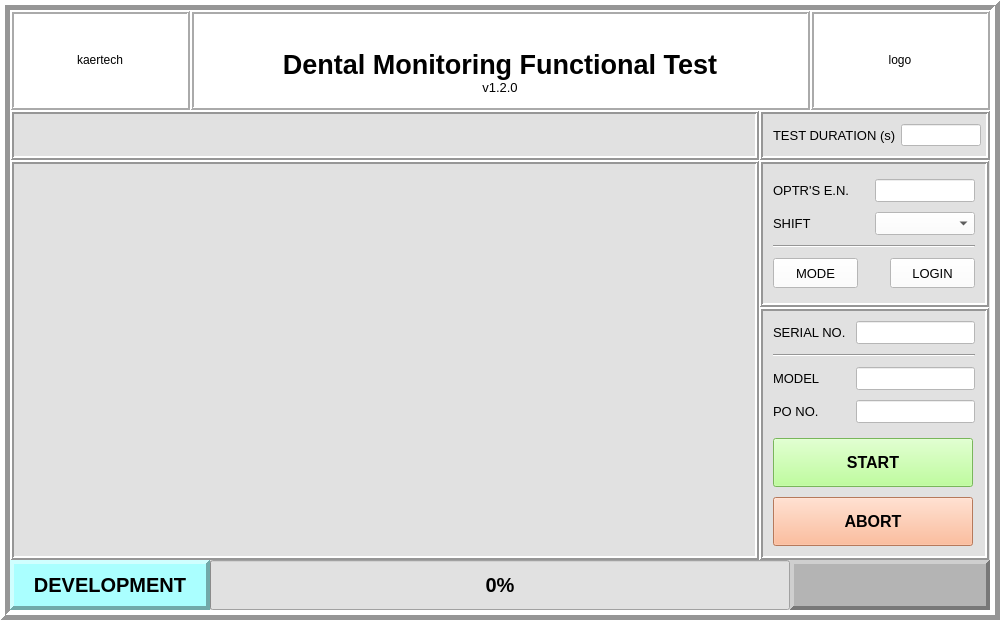
First picture: the form in layout/functional_test.ui, repository kaertech-dev/dentalmonitoring_functional, before the edit.
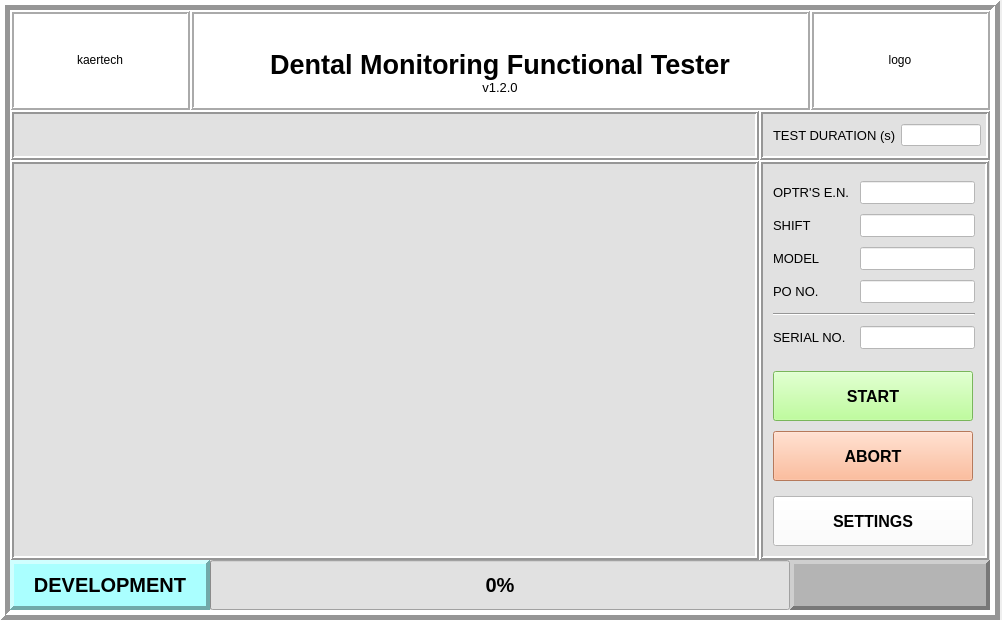
Second picture: the form after the edit.

Commit message: LAN control in Settings; periodic WiFi check

```diff
--- a/layout/functional_test.ui
+++ b/layout/functional_test.ui
@@ -6,7 +6,7 @@
    <rect>
     <x>0</x>
     <y>0</y>
-    <width>1000</width>
+    <width>1002</width>
     <height>620</height>
    </rect>
   </property>
@@ -202,7 +202,7 @@
               <number>0</number>
              </property>
              <property name="text">
-              <string>Dental Monitoring Functional Test</string>
+              <string>Dental Monitoring Functional Tester</string>
              </property>
              <property name="alignment">
               <set>Qt::AlignBottom|Qt::AlignHCenter</set>
@@ -403,252 +403,6 @@
          </property>
         </widget>
        </item>
-       <item row="1" column="1">
-        <widget class="QFrame" name="verticalFrame">
-         <property name="sizePolicy">
-          <sizepolicy hsizetype="Fixed" vsizetype="Maximum">
-           <horstretch>0</horstretch>
-           <verstretch>0</verstretch>
-          </sizepolicy>
-         </property>
-         <property name="maximumSize">
-          <size>
-           <width>230</width>
-           <height>16777215</height>
-          </size>
-         </property>
-         <property name="frameShape">
-          <enum>QFrame::Box</enum>
-         </property>
-         <property name="frameShadow">
-          <enum>QFrame::Raised</enum>
-         </property>
-         <property name="lineWidth">
-          <number>2</number>
-         </property>
-         <layout class="QVBoxLayout" name="verticalLayout_2">
-          <property name="spacing">
-           <number>10</number>
-          </property>
-          <property name="leftMargin">
-           <number>10</number>
-          </property>
-          <property name="topMargin">
-           <number>15</number>
-          </property>
-          <property name="rightMargin">
-           <number>10</number>
-          </property>
-          <property name="bottomMargin">
-           <number>15</number>
-          </property>
-          <item>
-           <layout class="QHBoxLayout" name="horizontalLayout_5">
-            <item>
-             <widget class="QLabel" name="label">
-              <property name="font">
-               <font>
-                <pointsize>10</pointsize>
-                <bold>false</bold>
-               </font>
-              </property>
-              <property name="text">
-               <string>OPTR'S E.N.</string>
-              </property>
-             </widget>
-            </item>
-            <item>
-             <widget class="QLineEdit" name="oprtr_en_input">
-              <property name="sizePolicy">
-               <sizepolicy hsizetype="Minimum" vsizetype="Fixed">
-                <horstretch>0</horstretch>
-                <verstretch>0</verstretch>
-               </sizepolicy>
-              </property>
-              <property name="minimumSize">
-               <size>
-                <width>80</width>
-                <height>0</height>
-               </size>
-              </property>
-              <property name="maximumSize">
-               <size>
-                <width>100</width>
-                <height>16777215</height>
-               </size>
-              </property>
-              <property name="font">
-               <font>
-                <pointsize>10</pointsize>
-               </font>
-              </property>
-              <property name="styleSheet">
-               <string notr="true">background-color: rgb(255, 255, 255);</string>
-              </property>
-             </widget>
-            </item>
-           </layout>
-          </item>
-          <item>
-           <layout class="QHBoxLayout" name="horizontalLayout_6">
-            <item>
-             <widget class="QLabel" name="label_2">
-              <property name="font">
-               <font>
-                <pointsize>10</pointsize>
-                <bold>false</bold>
-               </font>
-              </property>
-              <property name="text">
-               <string>SHIFT</string>
-              </property>
-             </widget>
-            </item>
-            <item>
-             <widget class="QComboBox" name="shift_input">
-              <property name="sizePolicy">
-               <sizepolicy hsizetype="Maximum" vsizetype="Fixed">
-                <horstretch>0</horstretch>
-                <verstretch>0</verstretch>
-               </sizepolicy>
-              </property>
-              <property name="minimumSize">
-               <size>
-                <width>100</width>
-                <height>0</height>
-               </size>
-              </property>
-              <property name="maximumSize">
-               <size>
-                <width>100</width>
-                <height>16777215</height>
-               </size>
-              </property>
-              <property name="font">
-               <font>
-                <pointsize>10</pointsize>
-               </font>
-              </property>
-              <property name="styleSheet">
-               <string notr="true">background-color: rgb(255, 255, 255);</string>
-              </property>
-              <item>
-               <property name="text">
-                <string/>
-               </property>
-              </item>
-              <item>
-               <property name="text">
-                <string>A</string>
-               </property>
-              </item>
-              <item>
-               <property name="text">
-                <string>B</string>
-               </property>
-              </item>
-             </widget>
-            </item>
-           </layout>
-          </item>
-          <item>
-           <widget class="Line" name="line">
-            <property name="orientation">
-             <enum>Qt::Horizontal</enum>
-            </property>
-           </widget>
-          </item>
-          <item>
-           <layout class="QHBoxLayout" name="horizontalLayout_7">
-            <property name="spacing">
-             <number>0</number>
-            </property>
-            <item>
-             <widget class="QPushButton" name="settings_button">
-              <property name="sizePolicy">
-               <sizepolicy hsizetype="Preferred" vsizetype="Fixed">
-                <horstretch>0</horstretch>
-                <verstretch>0</verstretch>
-               </sizepolicy>
-              </property>
-              <property name="minimumSize">
-               <size>
-                <width>85</width>
-                <height>30</height>
-               </size>
-              </property>
-              <property name="maximumSize">
-               <size>
-                <width>90</width>
-                <height>16777215</height>
-               </size>
-              </property>
-              <property name="font">
-               <font>
-                <pointsize>10</pointsize>
-                <bold>false</bold>
-               </font>
-              </property>
-              <property name="styleSheet">
-               <string notr="true">background-color: rgb(255, 255, 255);</string>
-              </property>
-              <property name="text">
-               <string>MODE</string>
-              </property>
-             </widget>
-            </item>
-            <item>
-             <spacer name="horizontalSpacer">
-              <property name="orientation">
-               <enum>Qt::Horizontal</enum>
-              </property>
-              <property name="sizeHint" stdset="0">
-               <size>
-                <width>40</width>
-                <height>20</height>
-               </size>
-              </property>
-             </spacer>
-            </item>
-            <item>
-             <widget class="QPushButton" name="login_button">
-              <property name="sizePolicy">
-               <sizepolicy hsizetype="Preferred" vsizetype="Fixed">
-                <horstretch>0</horstretch>
-                <verstretch>0</verstretch>
-               </sizepolicy>
-              </property>
-              <property name="minimumSize">
-               <size>
-                <width>85</width>
-                <height>30</height>
-               </size>
-              </property>
-              <property name="maximumSize">
-               <size>
-                <width>90</width>
-                <height>16777215</height>
-               </size>
-              </property>
-              <property name="font">
-               <font>
-                <pointsize>10</pointsize>
-                <bold>false</bold>
-               </font>
-              </property>
-              <property name="styleSheet">
-               <string notr="true">background-color: rgb(255, 255, 255);</string>
-              </property>
-              <property name="text">
-               <string>LOGIN</string>
-              </property>
-             </widget>
-            </item>
-           </layout>
-          </item>
-         </layout>
-        </widget>
-       </item>
        <item row="2" column="1">
         <widget class="QFrame" name="verticalFrame">
          <property name="sizePolicy">
@@ -692,7 +446,7 @@
            <number>10</number>
           </property>
           <property name="bottomMargin">
-           <number>10</number>
+           <number>15</number>
           </property>
           <item>
            <layout class="QFormLayout" name="detail_summary">
@@ -718,7 +472,7 @@
              <number>5</number>
             </property>
             <item row="0" column="0">
-             <widget class="QLabel" name="serialno_label">
+             <widget class="QLabel" name="label">
               <property name="font">
                <font>
                 <pointsize>10</pointsize>
@@ -726,21 +480,34 @@
                </font>
               </property>
               <property name="text">
-               <string>SERIAL NO.</string>
+               <string>OPTR'S E.N.</string>
               </property>
              </widget>
             </item>
-            <item row="0" column="1">
-             <widget class="QLineEdit" name="serialno_display">
+            <item row="1" column="0">
+             <widget class="QLabel" name="label_2">
+              <property name="font">
+               <font>
+                <pointsize>10</pointsize>
+                <bold>false</bold>
+               </font>
+              </property>
+              <property name="text">
+               <string>SHIFT</string>
+              </property>
+             </widget>
+            </item>
+            <item row="1" column="1">
+             <widget class="QLineEdit" name="shift_display">
               <property name="sizePolicy">
-               <sizepolicy hsizetype="Maximum" vsizetype="Fixed">
+               <sizepolicy hsizetype="Minimum" vsizetype="Fixed">
                 <horstretch>0</horstretch>
                 <verstretch>0</verstretch>
                </sizepolicy>
               </property>
               <property name="minimumSize">
                <size>
-                <width>100</width>
+                <width>80</width>
                 <height>0</height>
                </size>
               </property>
@@ -753,16 +520,12 @@
               <property name="font">
                <font>
                 <pointsize>10</pointsize>
-                <bold>true</bold>
                </font>
               </property>
-              <property name="acceptDrops">
-               <bool>true</bool>
-              </property>
               <property name="styleSheet">
                <string notr="true">background-color: rgb(255, 255, 255);</string>
               </property>
-              <property name="clearButtonEnabled">
+              <property name="readOnly">
                <bool>true</bool>
               </property>
              </widget>
@@ -780,39 +543,6 @@
               </property>
              </widget>
             </item>
-            <item row="2" column="1">
-             <widget class="QLineEdit" name="model_display">
-              <property name="sizePolicy">
-               <sizepolicy hsizetype="Minimum" vsizetype="Fixed">
-                <horstretch>0</horstretch>
-                <verstretch>0</verstretch>
-               </sizepolicy>
-              </property>
-              <property name="minimumSize">
-               <size>
-                <width>80</width>
-                <height>0</height>
-               </size>
-              </property>
-              <property name="maximumSize">
-               <size>
-                <width>120</width>
-                <height>16777215</height>
-               </size>
-              </property>
-              <property name="font">
-               <font>
-                <pointsize>10</pointsize>
-               </font>
-              </property>
-              <property name="styleSheet">
-               <string notr="true">background-color: rgb(255, 255, 255);</string>
-              </property>
-              <property name="readOnly">
-               <bool>true</bool>
-              </property>
-             </widget>
-            </item>
             <item row="3" column="0">
              <widget class="QLabel" name="label_5">
               <property name="font">
@@ -855,17 +585,133 @@
                <string notr="true">background-color: rgb(255, 255, 255);</string>
               </property>
               <property name="readOnly">
-               <bool>false</bool>
+               <bool>true</bool>
               </property>
              </widget>
             </item>
-            <item row="1" column="0" colspan="2">
+            <item row="5" column="0">
+             <widget class="QLabel" name="serialno_label">
+              <property name="font">
+               <font>
+                <pointsize>10</pointsize>
+                <bold>false</bold>
+               </font>
+              </property>
+              <property name="text">
+               <string>SERIAL NO.</string>
+              </property>
+             </widget>
+            </item>
+            <item row="5" column="1">
+             <widget class="QLineEdit" name="serialno_display">
+              <property name="sizePolicy">
+               <sizepolicy hsizetype="Maximum" vsizetype="Fixed">
+                <horstretch>0</horstretch>
+                <verstretch>0</verstretch>
+               </sizepolicy>
+              </property>
+              <property name="minimumSize">
+               <size>
+                <width>100</width>
+                <height>0</height>
+               </size>
+              </property>
+              <property name="maximumSize">
+               <size>
+                <width>120</width>
+                <height>16777215</height>
+               </size>
+              </property>
+              <property name="font">
+               <font>
+                <pointsize>10</pointsize>
+                <bold>true</bold>
+               </font>
+              </property>
+              <property name="acceptDrops">
+               <bool>true</bool>
+              </property>
+              <property name="styleSheet">
+               <string notr="true">background-color: rgb(255, 255, 255);</string>
+              </property>
+              <property name="clearButtonEnabled">
+               <bool>true</bool>
+              </property>
+             </widget>
+            </item>
+            <item row="4" column="0" colspan="2">
              <widget class="Line" name="line_2">
               <property name="orientation">
                <enum>Qt::Horizontal</enum>
               </property>
              </widget>
             </item>
+            <item row="0" column="1">
+             <widget class="QLineEdit" name="oprtr_display">
+              <property name="sizePolicy">
+               <sizepolicy hsizetype="Minimum" vsizetype="Fixed">
+                <horstretch>0</horstretch>
+                <verstretch>0</verstretch>
+               </sizepolicy>
+              </property>
+              <property name="minimumSize">
+               <size>
+                <width>80</width>
+                <height>0</height>
+               </size>
+              </property>
+              <property name="maximumSize">
+               <size>
+                <width>120</width>
+                <height>16777215</height>
+               </size>
+              </property>
+              <property name="font">
+               <font>
+                <pointsize>10</pointsize>
+               </font>
+              </property>
+              <property name="styleSheet">
+               <string notr="true">background-color: rgb(255, 255, 255);</string>
+              </property>
+              <property name="readOnly">
+               <bool>true</bool>
+              </property>
+             </widget>
+            </item>
+            <item row="2" column="1">
+             <widget class="QLineEdit" name="model_display">
+              <property name="sizePolicy">
+               <sizepolicy hsizetype="Minimum" vsizetype="Fixed">
+                <horstretch>0</horstretch>
+                <verstretch>0</verstretch>
+               </sizepolicy>
+              </property>
+              <property name="minimumSize">
+               <size>
+                <width>80</width>
+                <height>0</height>
+               </size>
+              </property>
+              <property name="maximumSize">
+               <size>
+                <width>120</width>
+                <height>16777215</height>
+               </size>
+              </property>
+              <property name="font">
+               <font>
+                <pointsize>10</pointsize>
+               </font>
+              </property>
+              <property name="styleSheet">
+               <string notr="true">background-color: rgb(255, 255, 255);</string>
+              </property>
+              <property name="readOnly">
+               <bool>true</bool>
+              </property>
+             </widget>
+            </item>
            </layout>
           </item>
           <item>
@@ -874,7 +720,7 @@
              <bool>true</bool>
             </property>
             <property name="sizePolicy">
-             <sizepolicy hsizetype="Preferred" vsizetype="Minimum">
+             <sizepolicy hsizetype="Preferred" vsizetype="Maximum">
               <horstretch>0</horstretch>
               <verstretch>0</verstretch>
              </sizepolicy>
@@ -882,7 +728,7 @@
             <property name="minimumSize">
              <size>
               <width>200</width>
-              <height>40</height>
+              <height>50</height>
              </size>
             </property>
             <property name="maximumSize">
@@ -917,7 +763,7 @@
           <item>
            <widget class="QPushButton" name="abort_button">
             <property name="sizePolicy">
-             <sizepolicy hsizetype="Maximum" vsizetype="Minimum">
+             <sizepolicy hsizetype="Maximum" vsizetype="Maximum">
               <horstretch>0</horstretch>
               <verstretch>0</verstretch>
              </sizepolicy>
@@ -925,7 +771,7 @@
             <property name="minimumSize">
              <size>
               <width>200</width>
-              <height>40</height>
+              <height>50</height>
              </size>
             </property>
             <property name="font">
@@ -942,6 +788,40 @@
             </property>
            </widget>
           </item>
+          <item>
+           <widget class="QPushButton" name="settings_button">
+            <property name="sizePolicy">
+             <sizepolicy hsizetype="Preferred" vsizetype="Minimum">
+              <horstretch>0</horstretch>
+              <verstretch>0</verstretch>
+             </sizepolicy>
+            </property>
+            <property name="minimumSize">
+             <size>
+              <width>0</width>
+              <height>50</height>
+             </size>
+            </property>
+            <property name="maximumSize">
+             <size>
+              <width>200</width>
+              <height>40</height>
+             </size>
+            </property>
+            <property name="font">
+             <font>
+              <pointsize>12</pointsize>
+              <bold>true</bold>
+             </font>
+            </property>
+            <property name="styleSheet">
+             <string notr="true">background-color: rgb(255, 255, 255);</string>
+            </property>
+            <property name="text">
+             <string>SETTINGS</string>
+            </property>
+           </widget>
+          </item>
          </layout>
         </widget>
        </item>
```
Left out of the diff: 10 changed lines with no effect on the pictures. The commit also changes 9 other files.
